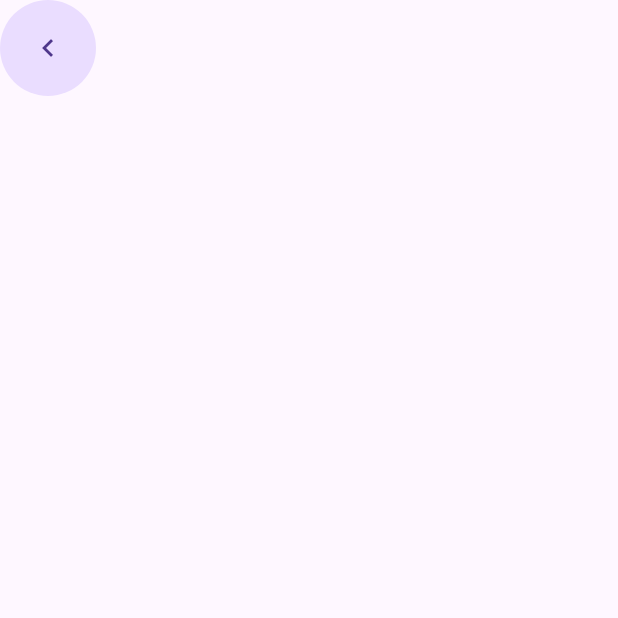
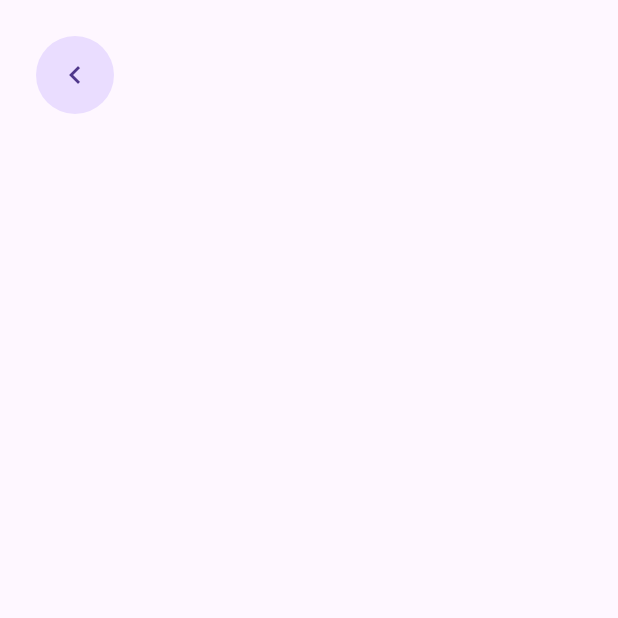
Before and after one commit to JAICHANGPARK/flutter_notebook_chapter_43, a Flutter app: the AiVideoDetailPage screen opened directly, on a phone screen of 412 x 824 dp, the top half of it. Run offline on Flutter 3.47's test engine with Material 3 defaults, Android fonts, the phone set to English and light mode, and no system bars; our stand-ins replace gap, hugeicons, percent_indicator.

Commit message:
Update ai_video_detail_page.dart

```diff
--- a/lib/ep2181_ai_video_chat_app/ui/ai_video_detail_page.dart
+++ b/lib/ep2181_ai_video_chat_app/ui/ai_video_detail_page.dart
@@ -12,14 +12,21 @@ class _AiVideoDetailPageState extends State<AiVideoDetailPage> {
   Widget build(BuildContext context) {
     return Scaffold(
       body: SafeArea(
+        child: Padding(
+          padding: const EdgeInsets.all(24.0),
           child: Column(
             children: [
               Row(
                 children: [
                   CircleAvatar(
-                  radius: 32,
+                    radius: 26,
                     child: Icon(
                       Icons.chevron_left,
+                    ),
+                  ),
+                  Container(
+                    decoration: ShapeDecoration(
+                      shape: StadiumBorder(),
                     ),
                   )
                 ],
@@ -27,6 +34,7 @@ class _AiVideoDetailPageState extends State<AiVideoDetailPage> {
             ],
           ),
         ),
+      ),
     );
   }
 }
```
Lines whose indentation alone changed are shown as unchanged.
